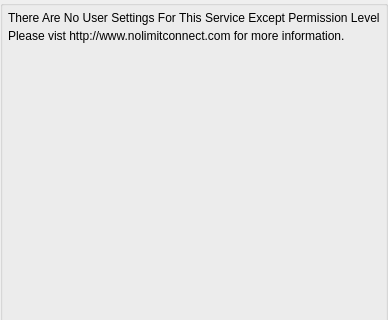
First picture: the form in AppsSrc/CommonSrc/Forms/AppletSettingsNoUserSettings.ui, repository brettrjones-github/nolimitconnect, before the edit; both pictures show x 0 to 388 and y 0 to 320 of the 388 by 591 pixel window.
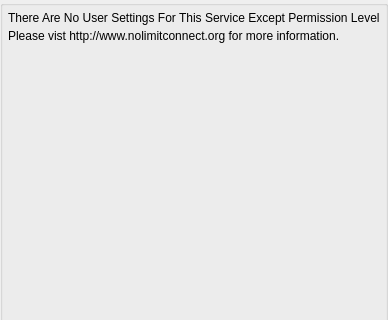
Second picture: the form after the edit. Icons and pictures are not drawn.

```diff
--- a/AppsSrc/CommonSrc/Forms/AppletSettingsNoUserSettings.ui
+++ b/AppsSrc/CommonSrc/Forms/AppletSettingsNoUserSettings.ui
@@ -114,7 +114,7 @@
       <item>
        <widget class="QLabel" name="m_PleaseVisitLabel">
         <property name="text">
-         <string>Please vist http://www.nolimitconnect.com for more information.</string>
+         <string>Please vist http://www.nolimitconnect.org for more information.</string>
         </property>
        </widget>
       </item>
```
